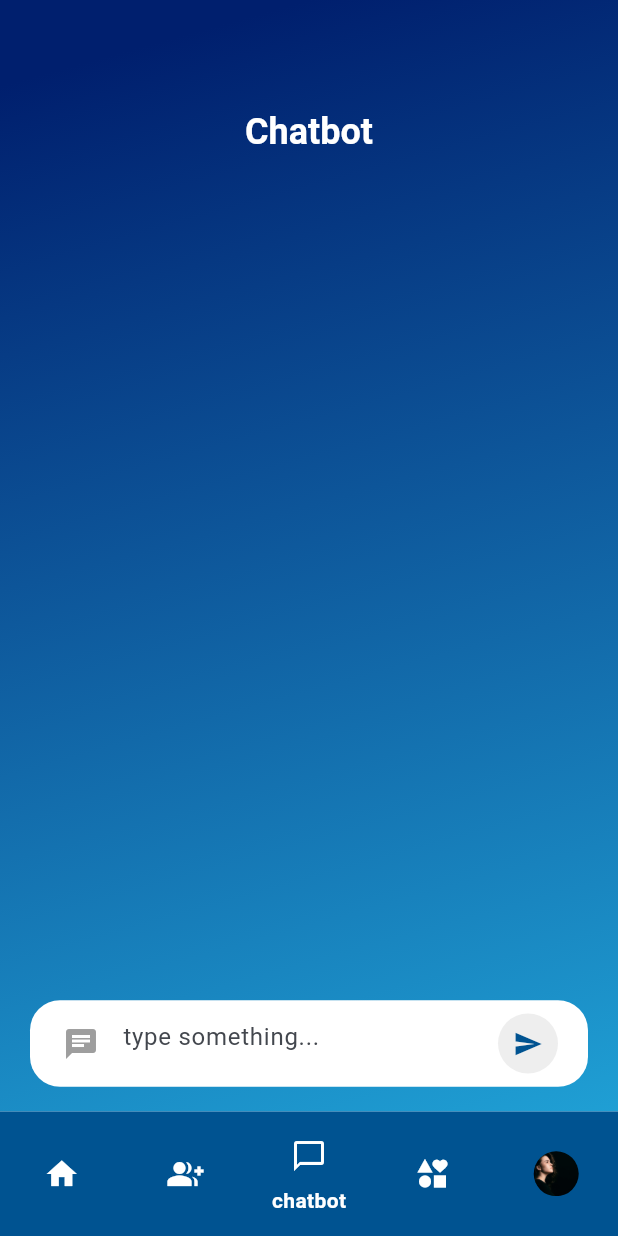
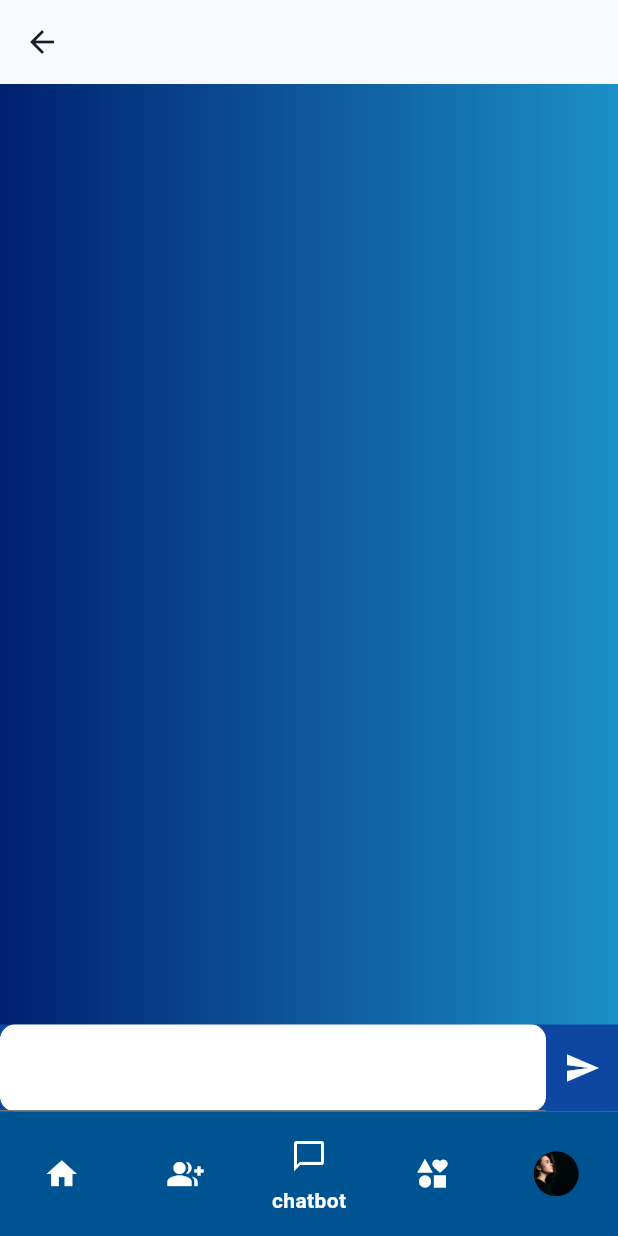
Before and after one commit to Team-CURLYBRACES/SoulNest, a Flutter app: the HomeScreen screen opened by its route, item 3 of the bottom bar chosen, after a tap on the "send" icon, on a phone screen of 412 x 824 dp. Run offline on Flutter 3.47's test engine with Material 3 defaults, Android fonts, the phone set to English and light mode, and no system bars; our stand-ins replace fl_chart, flutter_svg; missing offline and left inert: date_time_picker_widget, dialog_flowtter; Roboto replaces fonts that are missing (Poppins); statements that could not run were skipped.

Commit message:
add chatbot

```diff
--- /dev/null
+++ b/lib/presentation/screens/chatbot_screen/chat_screen.dart
@@ -0,0 +1,107 @@
+import 'package:dialog_flowtter/dialog_flowtter.dart';
+import 'package:flutter/cupertino.dart';
+import 'package:flutter/material.dart';
+import 'message_bubble.dart';
+
+class ChatScreen extends StatefulWidget {
+  const ChatScreen({super.key});
+
+  @override
+  State<ChatScreen> createState() => _ChatScreenState();
+}
+
+class _ChatScreenState extends State<ChatScreen> {
+
+  late DialogFlowtter dialogFlowtter;
+  final TextEditingController _controller = TextEditingController();
+  List< Map<String, dynamic> > messages = [];
+
+  @override
+  void initState() {
+    super.initState();
+      DialogFlowtter.fromFile().then((instance) => dialogFlowtter = instance);
+  }
+
+  @override
+  Widget build(BuildContext context) {
+    return Scaffold(
+      appBar: AppBar(),
+      body: Container(
+        width: double.maxFinite,
+        height: double.maxFinite,
+        decoration: const BoxDecoration(
+          gradient: LinearGradient(
+            colors: [
+              Color.fromRGBO(0, 32, 111, 1),
+              Color.fromRGBO(27, 143, 199, 1)
+            ]
+          )
+        ),
+        child: Column(
+          children: [
+            // For the messages sent between bot and user
+            Expanded(child: MessageBubble(messages: messages,)),
+
+
+            // For the messages that the user sends
+            Container(
+              color: Colors.blue[900],
+              child: Row(
+                children: [
+                  Expanded(
+                    child: Container(
+                      padding: const EdgeInsets.fromLTRB(0, 10, 0, 0),
+                      decoration: BoxDecoration(
+                        borderRadius: BorderRadius.circular(10),
+                        color: Colors.white
+                      ),
+                      child: TextField(
+                        controller: _controller,
+                      ),
+                    ),
+                  ),
+                  IconButton(
+                      onPressed: (){
+                        sendMessage(_controller.text);
+                        _controller.clear();
+                      },
+                      icon: const Icon(
+                          Icons.send,
+                        color: Colors.white,
+                      )
+                  )
+                ],
+              ),
+            )
+          ],
+        ),
+      ),
+    );
+  }
+
+  sendMessage(String text) async {
+    if (text.isEmpty) {
+      print('Message is empty');
+    }
+    else {
+      setState(() {
+        addMessage(Message(text: DialogText(text: [text])), true);
+      });
+    }
+
+    DetectIntentResponse response = await dialogFlowtter.detectIntent(
+        queryInput: QueryInput(text: TextInput(text: text)));
+    if (response.message == null) {
+      return;
+    }
+    else {
+      setState(() {
+        addMessage(response.message!);
+      });
+    }
+  }
+
+  addMessage(Message message, [bool isUserMessage = false]) {
+    messages.add({"message":message, "isUserMessage": isUserMessage});
+  }
+}
--- /dev/null
+++ b/lib/presentation/screens/chatbot_screen/message_bubble.dart
@@ -0,0 +1,41 @@
+import 'package:flutter/material.dart';
+
+class MessageBubble extends StatefulWidget {
+  final List messages;
+  const MessageBubble({super.key, required this.messages});
+
+  @override
+  State<MessageBubble> createState() => _MessageBubbleState();
+}
+
+class _MessageBubbleState extends State<MessageBubble> {
+  @override
+  Widget build(BuildContext context) {
+    var width = MediaQuery.of(context).size.width;
+    return ListView.separated(
+        itemBuilder: (context, index){
+          return Container(
+            margin: EdgeInsets.all(10.0),
+            child: Row(
+              mainAxisAlignment: widget.messages[index]["isUserMessage"] ? MainAxisAlignment.end : MainAxisAlignment.start,
+              children: [
+                Container(
+                  padding: EdgeInsets.all(20.0),
+                  decoration: BoxDecoration(
+                    borderRadius: BorderRadius.circular(20.0),
+                    color: widget.messages[index]["isUserMessage"] ? Colors.blue[900] : Colors.white,
+                  ),
+                  child: Text(
+                    widget.messages[index]["message"].text.text[0]
+                  ),
+                )
+              ],
+            ),
+          );
+        },
+        separatorBuilder: (context, index) {
+          return Padding(padding: EdgeInsets.only(top: 10.0));
+        },
+        itemCount: widget.messages.length);
+  }
+}
--- a/lib/presentation/screens/home_screen/home_screen.dart
+++ b/lib/presentation/screens/home_screen/home_screen.dart
@@ -4,6 +4,7 @@ import 'package:soulnest/presentation/screens/find_therapists_screen/find_therap
 import 'package:soulnest/presentation/screens/home_screen/widgets/home_screen_widget.dart';
 import 'package:soulnest/presentation/screens/profile_screen/profile_screen.dart';
 import 'package:soulnest/presentation/screens/therapy_exercises_screen/therapy_exercises_screen.dart';
+import 'package:soulnest/presentation/screens/chatbot_screen/chat_screen.dart';
 
 class HomeScreen extends StatefulWidget {
   const HomeScreen({super.key});
@@ -17,7 +18,7 @@ class _HomeScreenState extends State<HomeScreen> {
   final screens = [
     const HomeScreenWidget(),
     const FindTherapists(),
-    const ChatbotScreen(),
+    const ChatScreen(),
     const TherapyExercisesPage(),
     const ProfilePage(),
   ];
--- a/pubspec.yaml
+++ b/pubspec.yaml
@@ -28,6 +28,7 @@ environment:
 # the latest version available on pub.dev. To see which dependencies have newer
 # versions available, run `flutter pub outdated`.
 dependencies:
+  dialog_flowtter: ^0.3.3
   flutter:
     sdk: flutter
 
@@ -69,6 +70,7 @@ flutter:
 
   # To add assets to your application, add an assets section, like this:
   assets:
+    - assets/dialog_flow_auth.json
     - assets/images/
     - assets/logos/
     - assets/icons/
```
Also changed, not shown: assets/dialog_flow_auth.json (added, +13 -0 lines), pubspec.lock.
